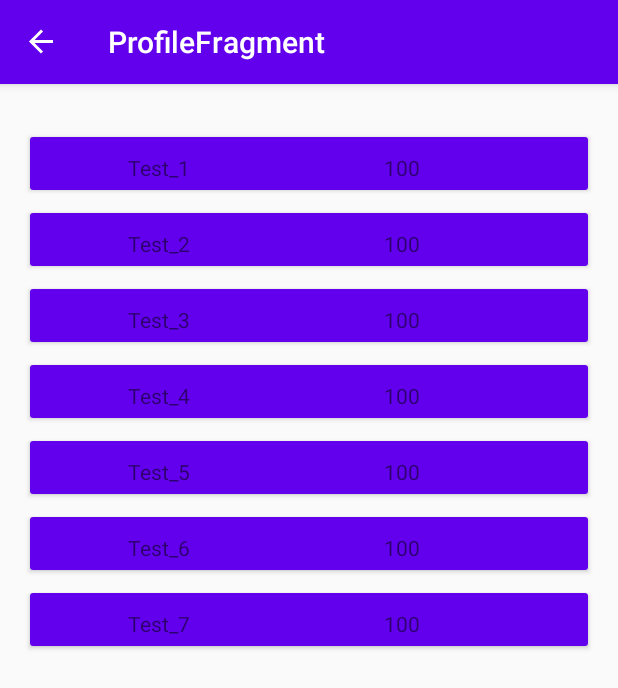
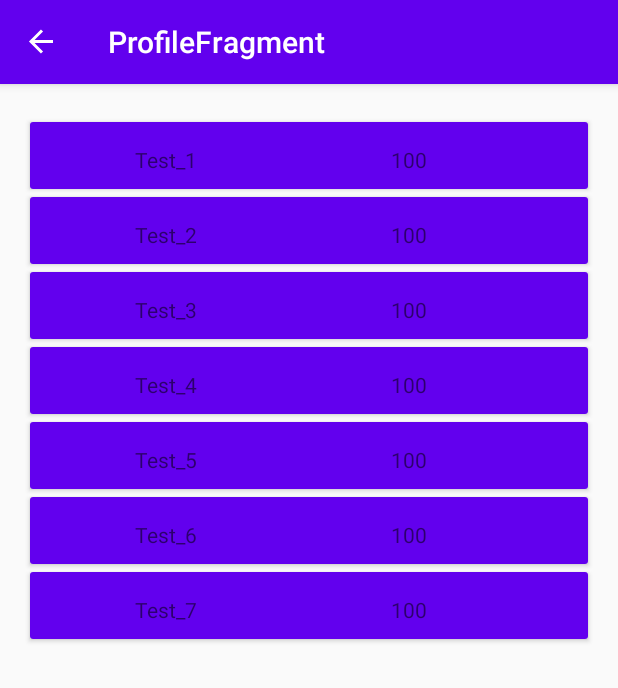
Before and after one commit to faelb/metronomus, an Android app: the ProfileFragment screen opened through its navigation route, on a phone screen of 412 x 824 dp. Shown: the top 688 px of the screen. Run offline under Robolectric (Android 15) with nearby library versions, the phone set to English and light mode, and no system bars; our stand-ins replace Timber, data binding, navigation-ui; Roboto replaces fonts that are not available here.

Commit message:
retrieve Bundle not working

```diff
--- a/app/build.gradle
+++ b/app/build.gradle
@@ -48,6 +48,8 @@ dependencies {
 
     implementation "androidx.recyclerview:recyclerview:1.1.0"
 
+    apply plugin: "androidx.navigation.safeargs"
+
     implementation 'com.jakewharton.timber:timber:4.7.1'
 
 }
--- a/app/src/main/java/enko/felber/metronomus/MainScreen.kt
+++ b/app/src/main/java/enko/felber/metronomus/MainScreen.kt
@@ -2,6 +2,7 @@ package enko.felber.metronomus
 
 import android.media.MediaPlayer
 import android.os.Bundle
+import android.util.Log
 import androidx.fragment.app.Fragment
 import android.view.LayoutInflater
 import android.view.View
@@ -10,6 +11,7 @@ import androidx.databinding.DataBindingUtil
 import androidx.navigation.fragment.findNavController
 import enko.felber.metronomus.databinding.FragmentMainScreenBinding
 import kotlinx.android.synthetic.main.fragment_main_screen.*
+import timber.log.Timber
 
 /**
  * A simple [Fragment] subclass.
@@ -36,7 +38,6 @@ class MainScreen : Fragment() {
         binding = DataBindingUtil.inflate(inflater, R.layout.fragment_main_screen, container, false)
 
         metronomeTimer = MetronomeTimer(binding = binding)
-
 
 
         return binding.root
@@ -68,6 +69,8 @@ class MainScreen : Fragment() {
             binding.imageViewPause.visibility = View.VISIBLE
 
 
+
+
         }
 
         binding.imageViewPause.setOnClickListener{
@@ -93,6 +96,9 @@ class MainScreen : Fragment() {
         binding.profilesButton.setOnClickListener{view: View ->
             this.findNavController().navigate(R.id.action_mainScreen_to_profileFragment)
         }
+
+
+
     }
 
     //Fragment wird verlassen
@@ -113,8 +119,19 @@ class MainScreen : Fragment() {
     //wenn man von Robertos Profilseite zurückkommt
     override fun onResume() {
         super.onResume()
+        Log.d("TEST", "IN ON RESUME")
+
+        //var args = MainScreenArgs.fromBundle(arguments!!)
+           // myBPM.bpm = args.profileBPM
+
+
+
         textViewBPM.invalidate()
         textViewBPM.setText(myBPM.bpm.toString())
+
+        //myBPM aktualisieren
+
+
     }
 
 }
--- a/app/src/main/java/enko/felber/metronomus/ProfileFragment.kt
+++ b/app/src/main/java/enko/felber/metronomus/ProfileFragment.kt
@@ -7,12 +7,10 @@ import android.view.View
 import android.view.ViewGroup
 import android.widget.Toast
 import androidx.databinding.DataBindingUtil
-import androidx.navigation.Navigation
 import androidx.navigation.fragment.findNavController
 import androidx.recyclerview.widget.LinearLayoutManager
 import androidx.recyclerview.widget.RecyclerView
 import enko.felber.metronomus.databinding.FragmentProfileBinding
-import kotlinx.android.synthetic.main.fragment_profile.*
 
 
 /**
@@ -29,13 +27,6 @@ class ProfileFragment : Fragment(), ProfileAdapter.OnProfilItemClickListener {
         binding = DataBindingUtil.inflate(inflater, R.layout.fragment_profile, container, false)
 
 
-        /*
-        binding.genre1.setOnClickListener{view: View ->
-            this.findNavController().navigate(R.id.action_profileFragment_to_mainScreen)
-        }
-
-         */
-
         return binding.root
     }
 
@@ -43,12 +34,15 @@ class ProfileFragment : Fragment(), ProfileAdapter.OnProfilItemClickListener {
         super.onViewCreated(view, savedInstanceState)
 
         var rvProfile: RecyclerView = binding.profileRecyclerview
-        var adapter: ProfileAdapter = ProfileAdapter(Profile.getProfileList() as ArrayList<Profile>, this)
+        var adapter = ProfileAdapter(Profile.getProfileList() as ArrayList<Profile>, this)
         rvProfile.adapter = adapter
         rvProfile.layoutManager = LinearLayoutManager(context)
     }
 
     override fun onItemClick(item: Profile, position: Int) {
         Toast.makeText(context, item.pName, Toast.LENGTH_SHORT).show()
+
+        val action = ProfileFragmentDirections.actionProfileFragmentToMainScreen(12)
+        this.findNavController().navigate(action)
     }
 }
--- a/app/src/main/res/layout/profile_card.xml
+++ b/app/src/main/res/layout/profile_card.xml
@@ -2,7 +2,7 @@
 <androidx.cardview.widget.CardView xmlns:android="http://schemas.android.com/apk/res/android"
     android:layout_width="match_parent"
     android:layout_height="wrap_content"
-    android:layout_marginTop="25dp"
+    android:layout_marginTop="15dp"
     android:layout_marginStart="10dp"
     android:layout_marginEnd="10dp"
     android:layout_marginBottom="-10dp">
@@ -12,7 +12,7 @@
         android:layout_height="match_parent"
         android:layout_gravity="center"
         android:background="@color/colorPrimary"
-        android:padding="5dp">
+        android:padding="10dp">
 
 
         <TextView
--- a/app/src/main/res/navigation/navigation.xml
+++ b/app/src/main/res/navigation/navigation.xml
@@ -10,6 +10,10 @@
         <action
             android:id="@+id/action_mainScreen_to_profileFragment"
             app:destination="@id/profileFragment" />
+        <argument
+            android:name="profileBPM"
+            app:argType="integer" />
+
     </fragment>
     <fragment
         android:id="@+id/profileFragment"
--- a/build.gradle
+++ b/build.gradle
@@ -13,6 +13,9 @@ buildscript {
 
         // NOTE: Do not place your application dependencies here; they belong
         // in the individual module build.gradle files
+
+        def nav_version = "2.3.0"
+        classpath "androidx.navigation:navigation-safe-args-gradle-plugin:$nav_version"
     }
 }
 
```
Also changed, not shown: gradle.properties (line endings or trailing spaces).
